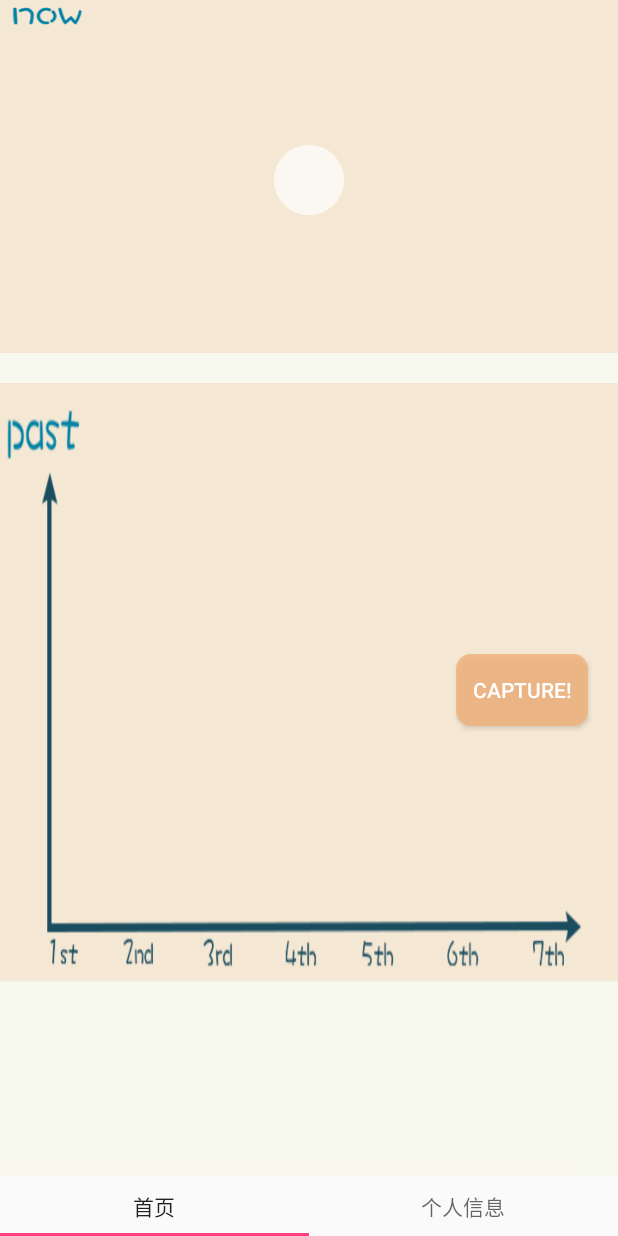
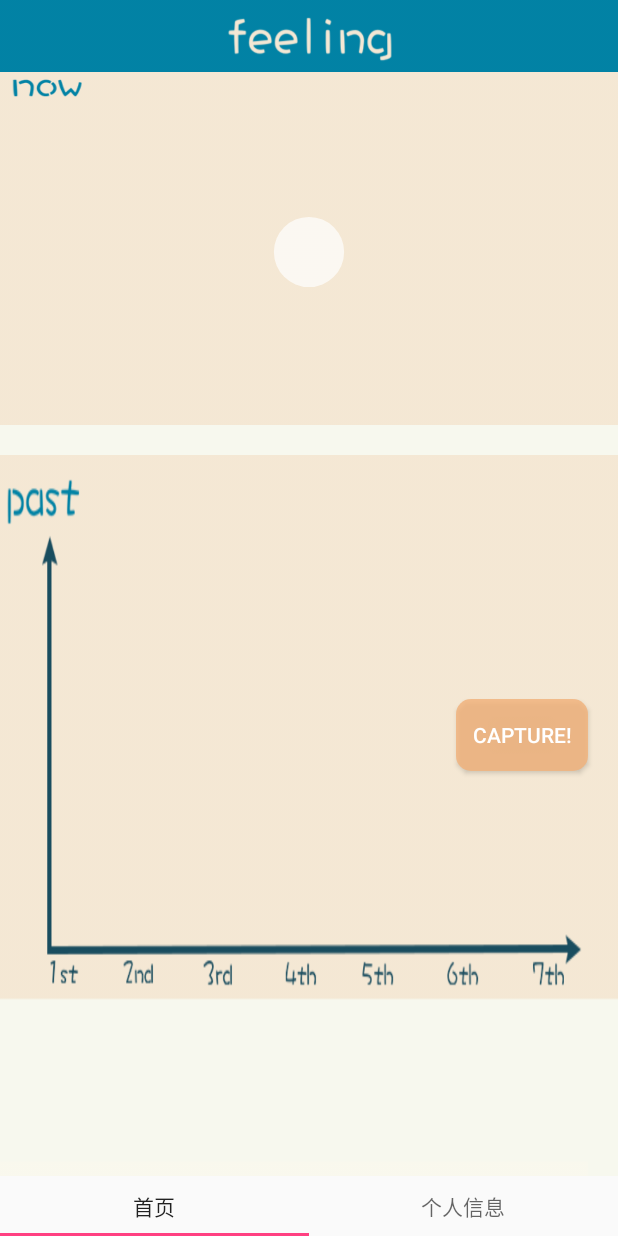
Before and after one commit to viseator/EmotionProject, an Android app: the MainActivity screen opened directly, with no data from a screen before it, on a phone screen of 412 x 824 dp. Run offline under Robolectric (Android 15) with nearby library versions, the phone set to English and light mode, and no system bars; our stand-ins replace ButterKnife; libraries missing offline, so code that uses them is left out: org.greenrobot.greendao; 35 statements that could not run were skipped.

Commit message:
neet to fix rotate:

```diff
--- a/app/src/main/res/layout/main_activity.xml
+++ b/app/src/main/res/layout/main_activity.xml
@@ -12,6 +12,7 @@
 
 
     <android.support.v4.view.ViewPager
+        android:layout_marginTop="48dp"
         android:layout_width="match_parent"
         android:layout_height="wrap_content"
         android:layout_weight="1"
@@ -28,6 +29,6 @@
         android:layout_alignParentBottom="true"
         android:layout_alignParentEnd="true"
         android:layout_marginEnd="20dp"
-        android:layout_marginBottom="340dp"/>
+        android:layout_marginBottom="310dp"/>
 
 </RelativeLayout>
```
